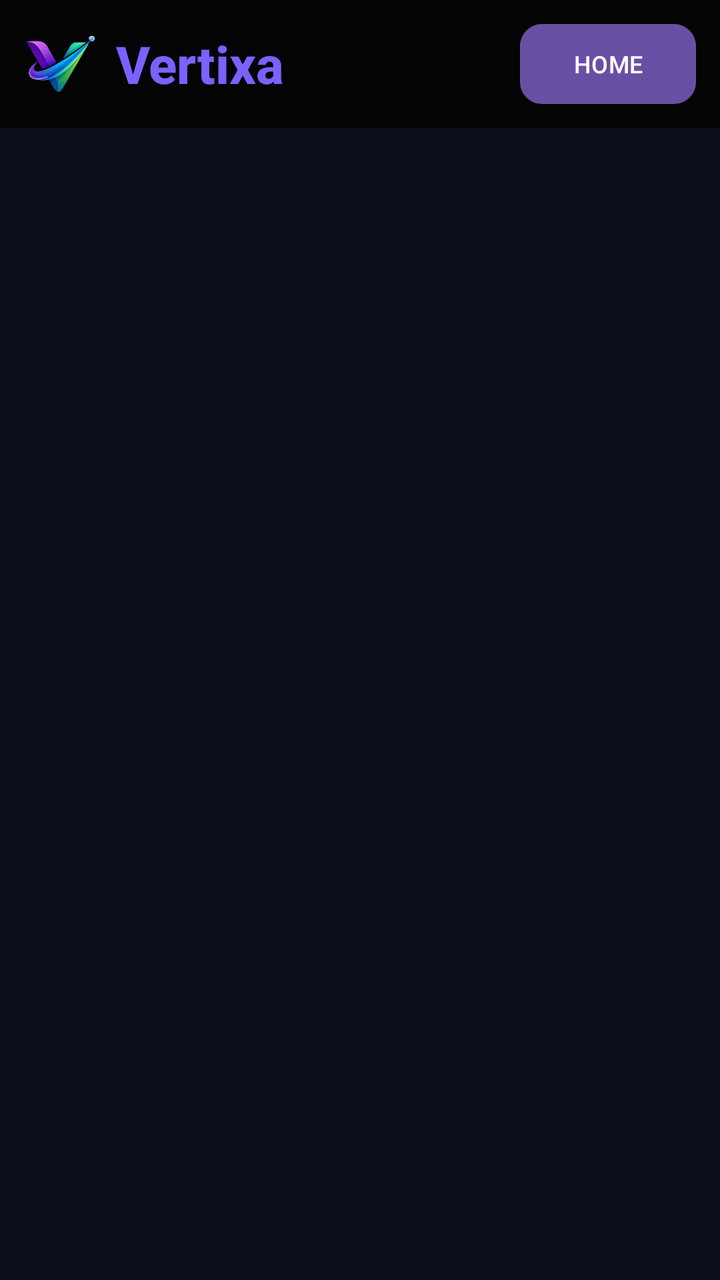
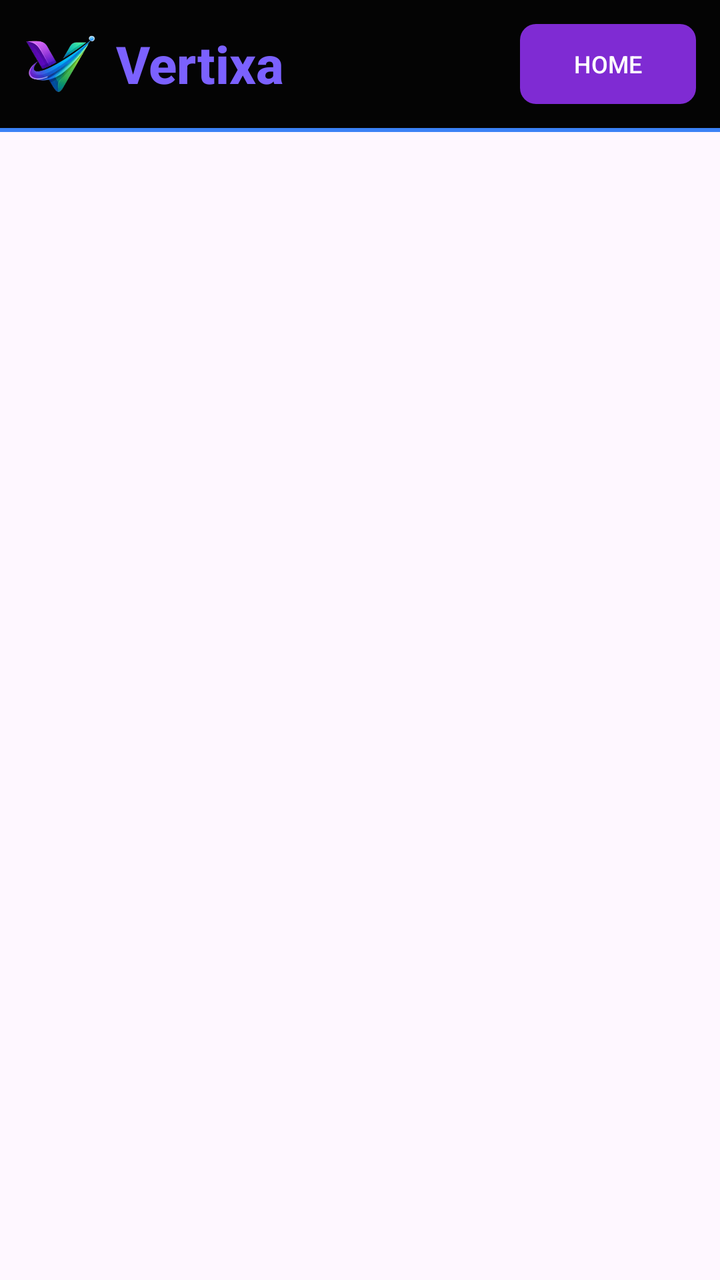

The first picture is an Android layout as it rendered before a commit; the second is the same layout after the commit. The layout source and the unified diff follow.
<!-- AndroidManifest.xml: application theme Theme.Vertixa -->
<!-- res/layout/header.xml -->
<LinearLayout xmlns:android="http://schemas.android.com/apk/res/android"
    android:layout_width="match_parent"
    android:layout_height="match_parent"
    android:background="#0B0F19"
    android:orientation="vertical"
    android:fitsSystemWindows="true">

    
    <LinearLayout
        android:layout_width="match_parent"
        android:layout_height="64dp"
        android:background="#040404"
        android:gravity="center_vertical"
        android:orientation="horizontal"
        android:padding="12dp">

        <ImageView
            android:layout_width="36dp"
            android:layout_height="36dp"
            android:contentDescription="Logo"
            android:src="@drawable/logo" />

        <TextView
            android:layout_width="wrap_content"
            android:layout_height="wrap_content"
            android:layout_marginStart="10dp"
            android:fontFamily="sans-serif-medium"
            android:text="Vertixa"
            android:textColor="#7B61FF"
            android:textSize="26sp"
            android:textStyle="bold" />

        <View
            android:layout_width="0dp"
            android:layout_height="0dp"
            android:layout_weight="1" />

        <Button
            android:id="@+id/homeButton"
            android:layout_width="wrap_content"
            android:layout_height="wrap_content"
            android:background="@drawable/btn_rounded"
            android:text="HOME"
            android:textSize="12sp" />

    </LinearLayout>

</LinearLayout>
<!-- resources referenced by this layout -->
<resources>
  <!-- drawable btn_rounded (drawable) -->
  <?xml version="1.0" encoding="utf-8"?>
  <shape xmlns:android="http://schemas.android.com/apk/res/android">
      <solid android:color="#7B61FF"/>
      <corners android:radius="10dp"/>
      <stroke
          android:width="2dp"
          android:color="#FFFFFF"/>
  
  </shape>
  <!-- drawable logo: png bitmap (drawable, 49304 bytes) -->
  <style name="Theme.Vertixa" parent="Base.Theme.Vertixa" />
  <style name="Base.Theme.Vertixa" parent="Theme.Material3.DayNight.NoActionBar">
          <item name="android:windowDisablePreview">true</item>
      </style>
</resources>

<!-- the commit's change to res/layout/header.xml (unified diff, before → after) -->
@@ -1,11 +1,9 @@
+<?xml version="1.0" encoding="utf-8"?>
 <LinearLayout xmlns:android="http://schemas.android.com/apk/res/android"
     android:layout_width="match_parent"
-    android:layout_height="match_parent"
-    android:background="#0B0F19"
-    android:orientation="vertical"
-    android:fitsSystemWindows="true">
+    android:layout_height="wrap_content"
+    android:orientation="vertical">
 
-    
     <LinearLayout
         android:layout_width="match_parent"
         android:layout_height="64dp"
@@ -35,14 +33,21 @@
             android:layout_height="0dp"
             android:layout_weight="1" />
 
-        <Button
+        <androidx.appcompat.widget.AppCompatButton
             android:id="@+id/homeButton"
             android:layout_width="wrap_content"
             android:layout_height="wrap_content"
             android:background="@drawable/btn_rounded"
             android:text="HOME"
-            android:textSize="12sp" />
+            android:textColor="#FFFFFF"
+            android:textSize="12sp"
+            android:padding="8dp" />
 
     </LinearLayout>
 
+    
+    <View
+        android:layout_width="match_parent"
+        android:layout_height="2dp"
+        android:background="#3B82F6" />
 </LinearLayout>
<!-- resource entries referenced after the edit -->
@@ -1,14 +1,9 @@
 <!-- resources referenced by this layout -->
 <resources>
   <!-- drawable btn_rounded (drawable) -->
-  <?xml version="1.0" encoding="utf-8"?>
-  <shape xmlns:android="http://schemas.android.com/apk/res/android">
-      <solid android:color="#7B61FF"/>
-      <corners android:radius="10dp"/>
-      <stroke
-          android:width="2dp"
-          android:color="#FFFFFF"/>
-  
+  <shape xmlns:android="http://schemas.android.com/apk/res/android" android:shape="rectangle">
+      <solid android:color="#7F2BD3"/>
+      <corners android:radius="8dp"/>
   </shape>
   <!-- drawable logo: png bitmap (drawable, 49304 bytes) -->
   <style name="Theme.Vertixa" parent="Base.Theme.Vertixa" />
